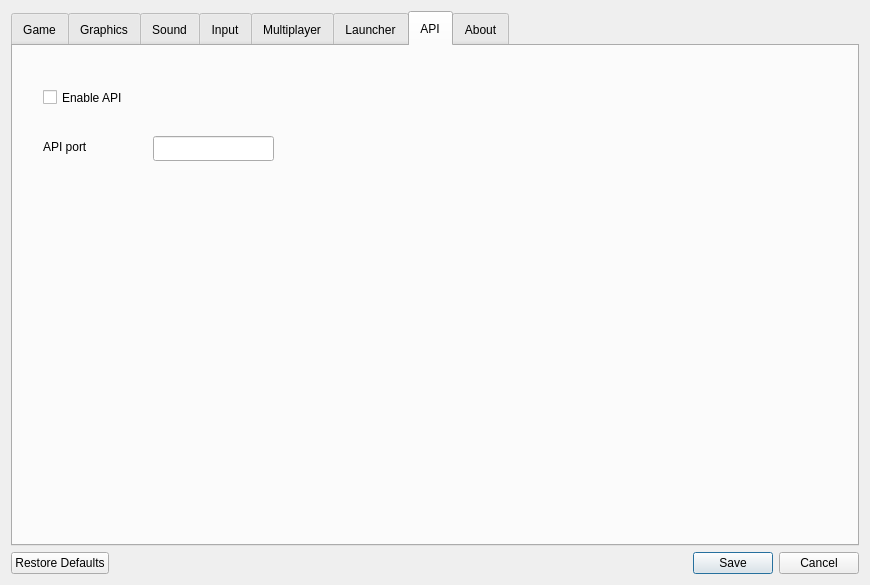
Old version of the form ui/settingsdialog.ui in the repository dkfans/keeperfx-launcher-qt.
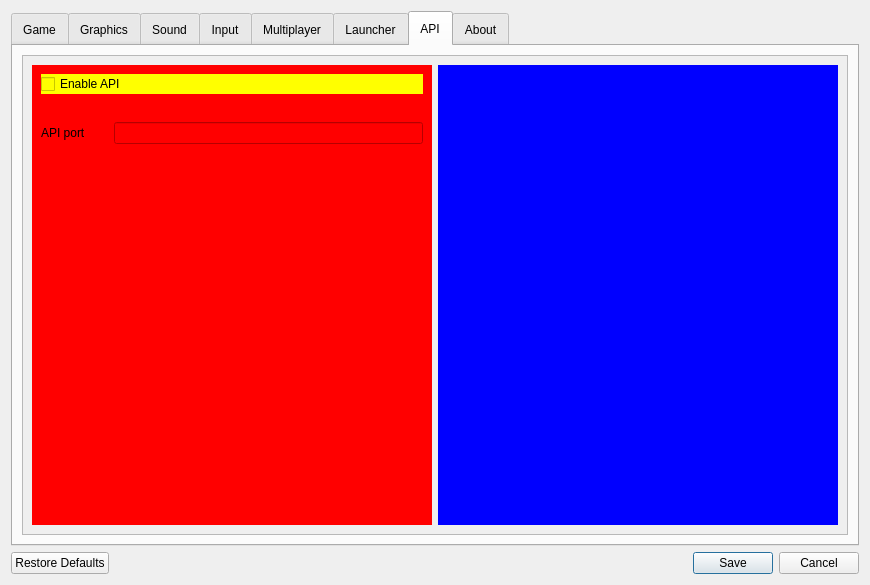
New version of the form. The open tabs and pages were chosen to show the change. Icons and pictures are not drawn.

Commit message: responsive settings dialog - part 1

Patch:
```diff
--- a/ui/settingsdialog.ui
+++ b/ui/settingsdialog.ui
@@ -20,8 +20,8 @@
    <iconset resource="../resources.qrc">
     <normaloff>:/res/img/horny-face.png</normaloff>:/res/img/horny-face.png</iconset>
   </property>
-  <layout class="QVBoxLayout" name="verticalLayout_2">
-   <item>
+  <layout class="QGridLayout" name="gridLayout_2">
+   <item row="0" column="0">
     <widget class="QTabWidget" name="tabWidget">
      <property name="styleSheet">
       <string notr="true">QTabBar::tab {
@@ -1398,45 +1398,112 @@
       <attribute name="title">
        <string comment="Tab Title">API</string>
       </attribute>
-      <widget class="QCheckBox" name="checkBoxEnableAPI">
-       <property name="geometry">
-        <rect>
-         <x>30</x>
-         <y>40</y>
-         <width>321</width>
-         <height>23</height>
-        </rect>
-       </property>
-       <property name="text">
-        <string comment="Checkbox Toggle">Enable API</string>
-       </property>
-      </widget>
-      <widget class="QLineEdit" name="lineEditApiPort">
-       <property name="geometry">
-        <rect>
-         <x>140</x>
-         <y>90</y>
-         <width>121</width>
-         <height>25</height>
-        </rect>
-       </property>
-       <property name="text">
-        <string/>
-       </property>
-      </widget>
-      <widget class="QLabel" name="labelApiPort">
-       <property name="geometry">
-        <rect>
-         <x>30</x>
-         <y>92</y>
-         <width>111</width>
-         <height>17</height>
-        </rect>
-       </property>
-       <property name="text">
-        <string comment="Textinput Title Label">API port</string>
-       </property>
-      </widget>
+      <layout class="QGridLayout" name="gridLayout_3">
+       <item row="0" column="0">
+        <widget class="QScrollArea" name="scrollArea">
+         <property name="widgetResizable">
+          <bool>true</bool>
+         </property>
+         <widget class="QWidget" name="scrollAreaContents">
+          <property name="geometry">
+           <rect>
+            <x>0</x>
+            <y>0</y>
+            <width>828</width>
+            <height>479</height>
+           </rect>
+          </property>
+          <layout class="QHBoxLayout" name="horizontalLayout_3">
+           <item>
+            <widget class="QFrame" name="formLayoutLeft">
+             <property name="sizePolicy">
+              <sizepolicy hsizetype="Preferred" vsizetype="MinimumExpanding">
+               <horstretch>0</horstretch>
+               <verstretch>0</verstretch>
+              </sizepolicy>
+             </property>
+             <property name="styleSheet">
+              <string notr="true">background: red;</string>
+             </property>
+             <property name="frameShape">
+              <enum>QFrame::Shape::NoFrame</enum>
+             </property>
+             <property name="lineWidth">
+              <number>0</number>
+             </property>
+             <layout class="QFormLayout" name="formLayout">
+              <property name="horizontalSpacing">
+               <number>28</number>
+              </property>
+              <property name="verticalSpacing">
+               <number>28</number>
+              </property>
+              <item row="0" column="0" colspan="2">
+               <widget class="QCheckBox" name="checkBoxEnableAPI">
+                <property name="styleSheet">
+                 <string notr="true">background: yellow;</string>
+                </property>
+                <property name="text">
+                 <string comment="Checkbox Toggle">Enable API</string>
+                </property>
+               </widget>
+              </item>
+              <item row="1" column="0">
+               <widget class="QLabel" name="labelApiPort">
+                <property name="text">
+                 <string comment="Textinput Title Label">API port</string>
+                </property>
+               </widget>
+              </item>
+              <item row="1" column="1">
+               <widget class="QLineEdit" name="lineEditApiPort">
+                <property name="text">
+                 <string/>
+                </property>
+               </widget>
+              </item>
+             </layout>
+            </widget>
+           </item>
+           <item>
+            <widget class="QFrame" name="formLayoutRight">
+             <property name="sizePolicy">
+              <sizepolicy hsizetype="Preferred" vsizetype="MinimumExpanding">
+               <horstretch>0</horstretch>
+               <verstretch>0</verstretch>
+              </sizepolicy>
+             </property>
+             <property name="styleSheet">
+              <string notr="true">background: blue;</string>
+             </property>
+             <property name="frameShape">
+              <enum>QFrame::Shape::NoFrame</enum>
+             </property>
+             <property name="lineWidth">
+              <number>0</number>
+             </property>
+             <layout class="QFormLayout" name="formLayout_2">
+              <item row="0" column="0">
+               <spacer name="horizontalSpacer_2">
+                <property name="orientation">
+                 <enum>Qt::Orientation::Horizontal</enum>
+                </property>
+                <property name="sizeHint" stdset="0">
+                 <size>
+                  <width>0</width>
+                  <height>0</height>
+                 </size>
+                </property>
+               </spacer>
+              </item>
+             </layout>
+            </widget>
+           </item>
+          </layout>
+         </widget>
+        </widget>
+       </item>
+      </layout>
      </widget>
      <widget class="QWidget" name="tab8_about">
       <attribute name="title">
```
Left out of the diff: 2 changed lines with no effect on the pictures. The commit also changes 2 other files.
